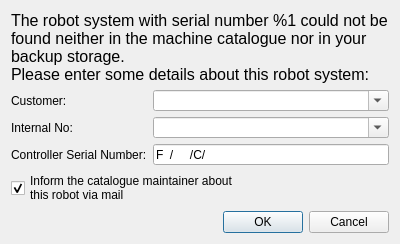
First picture: the form in common/ui/dialoggetmachinedata.ui, repository vdg1/cs8Tools, before the edit.
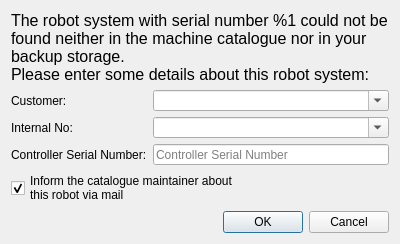
Second picture: the form after the edit.

The edit to the form file:
```diff
--- a/common/ui/dialoggetmachinedata.ui
+++ b/common/ui/dialoggetmachinedata.ui
@@ -104,7 +104,10 @@
      <item row="2" column="1">
       <widget class="QLineEdit" name="leControllerSerialNumber">
        <property name="inputMask">
-        <string>F99/NNNNN/C/99</string>
+        <string/>
+       </property>
+       <property name="text">
+        <string/>
        </property>
        <property name="placeholderText">
         <string>Controller Serial Number</string>
```
